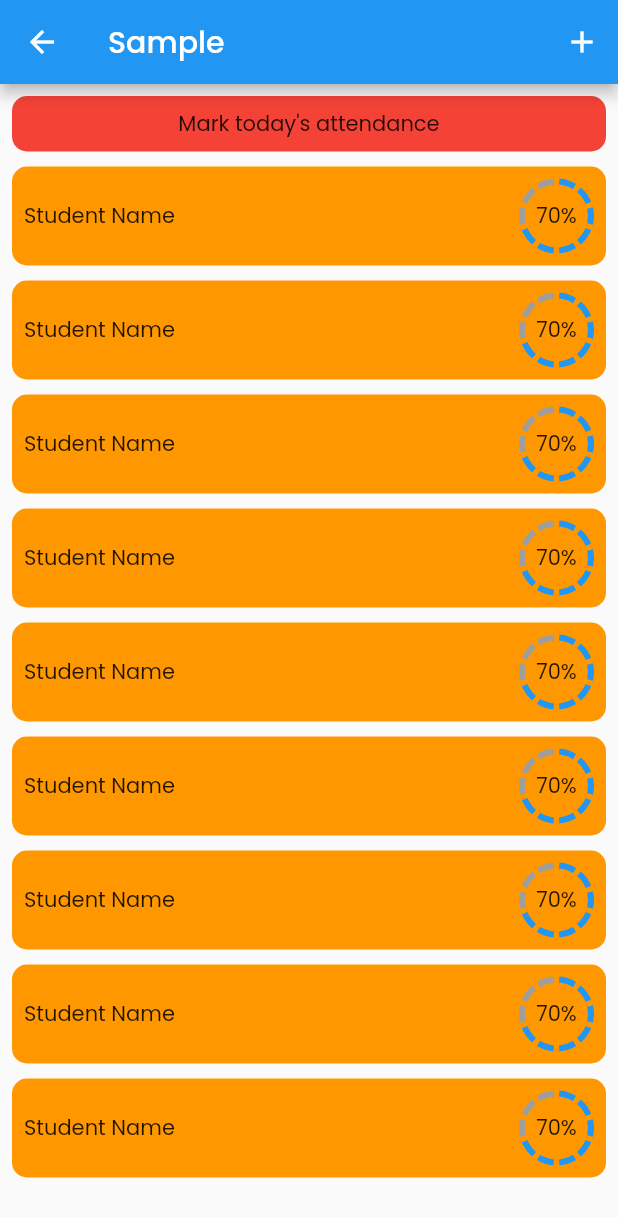
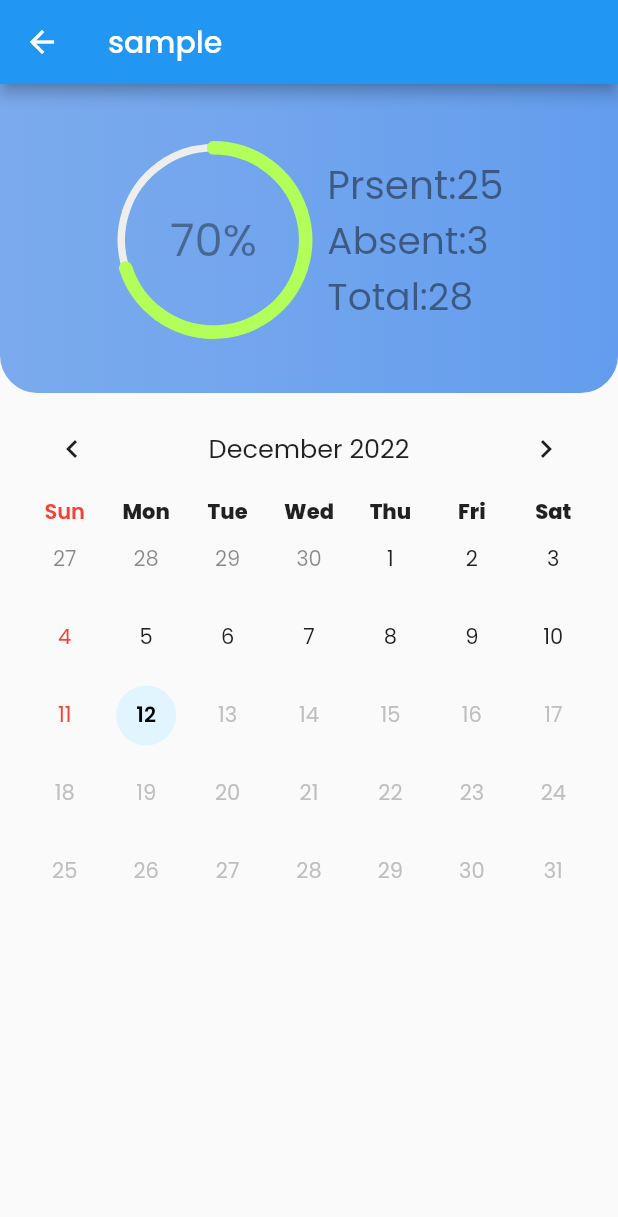
Before and after one commit to App-Sack/flutter-attendance-manager, a Flutter app: the StudentsListScreen screen opened by its route, after a tap on "Student Name", on a phone screen of 412 x 824 dp. Shown: the top 1217 px of the screen. Run offline on Flutter 3.47's test engine with Material 2 defaults, Android fonts, the phone set to English and light mode, and no system bars; drawn by our look-alikes of step_progress_indicator, table_calendar; our stand-ins replace flutter_custom_clippers, google_fonts, shared_preferences; accounts and stored records are empty.

Commit message:
Teacher calendar screen initial setup

```diff
--- a/lib/main.dart
+++ b/lib/main.dart
@@ -4,6 +4,7 @@ import 'package:attendance_manager/screens/student_screens/student_calendar_scre
 import 'package:attendance_manager/screens/teacher_screens/all_classes_screen.dart';
 import 'package:attendance_manager/screens/teacher_screens/attendance_marking_screen.dart';
 import 'package:attendance_manager/screens/teacher_screens/students_list_screen.dart';
+import 'package:attendance_manager/screens/teacher_screens/teacher_calendar_screen.dart';
 import 'package:flutter/material.dart';
 import 'package:google_fonts/google_fonts.dart';
 
@@ -27,7 +28,8 @@ class MyApp extends StatelessWidget {
         AllSubjectsScreen.routeName: (ctx) => AllSubjectsScreen(),
         AllClassesScreen.routeName:(ctx)=>AllClassesScreen(),
         StudentsListScreen.routeName:(ctx)=>StudentsListScreen(),
-        AttendanceMarkingScreen.routeName:(ctx)=>AttendanceMarkingScreen()
+        AttendanceMarkingScreen.routeName:(ctx)=>AttendanceMarkingScreen(),
+        TeacherCalenderScreen.routeName:(ctx)=>TeacherCalenderScreen()
       },
     );
   }
--- /dev/null
+++ b/lib/screens/teacher_screens/teacher_calendar_screen.dart
@@ -0,0 +1,107 @@
+import 'package:attendance_manager/widgets/teacher_calender.dart';
+import 'package:flutter/material.dart';
+import 'package:step_progress_indicator/step_progress_indicator.dart';
+
+class TeacherCalenderScreen extends StatelessWidget {
+  static const routeName='/teacher-calendar-screen';
+  const TeacherCalenderScreen({Key? key}) : super(key: key);
+
+  @override
+  Widget build(BuildContext context) {
+    return Scaffold(
+      appBar:AppBar(title: Text("sample"),),
+      body: Column(
+        mainAxisAlignment: MainAxisAlignment.start,
+        children: [
+          Container(
+              height: MediaQuery.of(context).size.height / 4,
+              decoration: const BoxDecoration(
+                  gradient: LinearGradient(
+                      colors: [Color(0xff7BABED), Color(0xFF649DED)],
+                      begin: Alignment.bottomLeft,
+                      end: Alignment.bottomRight),
+                  borderRadius: BorderRadius.only(
+                      bottomLeft: Radius.circular(25),
+                      bottomRight: Radius.circular(25))),
+              padding: EdgeInsets.only(left: 10, right: 10, top: 2),
+              child: Column(
+                children: [
+                  Expanded(
+                    flex: 4,
+                    child: Padding(
+                      padding: const EdgeInsets.all(8.0),
+                      child: Row(
+                        mainAxisAlignment: MainAxisAlignment.center,
+                        children: [
+                          CircularStepProgressIndicator(
+                            totalSteps: 10,
+                            currentStep: 7,
+                            //attendedPercentage.toInt(),
+                            stepSize: 5,
+                            selectedColor:Colors.lightGreenAccent.shade200,
+                            // attendedPercentage > requiredAttendance / 10
+                            //     ? Colors.lightGreenAccent.shade200
+                            //     : Colors.redAccent.shade200,
+                            unselectedColor: Colors.grey[200],
+                            padding: 0,
+                            width: MediaQuery.of(context).size.height*0.16,
+                            height: MediaQuery.of(context).size.height*0.16,
+                            selectedStepSize: 9,
+                            roundedCap: (_, __) => true,
+                            child: const Center(
+                              child: Text(
+                                "70%",
+                                //"${(attendedPercentage * 10).toStringAsFixed(0)}%",
+                                style: TextStyle(
+                                    fontSize: 30, color: Colors.black38),
+                              ),
+                            ),
+                          ),
+                          const SizedBox(
+                            width: 10,
+                          ),
+                          Column(
+                            crossAxisAlignment: CrossAxisAlignment.start,
+                            mainAxisAlignment: MainAxisAlignment.center,
+                            children: const [
+                              Text(
+                                "Prsent:25",
+                                //"Present: ${subject.present}",
+                                style: TextStyle(
+                                    fontSize: 26, color: Colors.black45),
+                              ),
+                              Text(
+                                "Absent:3",
+                                //"Absent: ${subject.absent}",
+                                style: TextStyle(
+                                    fontSize: 25, color: Colors.black45),
+                              ),
+                              Text(
+                                "Total:28",
+                                //"Total: ${subject.absent + subject.present}",
+                                style: TextStyle(
+                                    fontSize: 25, color: Colors.black45),
+                              ),
+                            ],
+                          ),
+                        ],
+                      ),
+                    ),
+                  ),
+                  // Divider(),
+                  // Expanded(
+                  //   flex: 1,
+                  //   child: AttendanceSuggestion(
+                  //       subject.present, subject.absent, requiredAttendance),
+                  // ),
+                ],
+              )),
+          Padding(
+            padding: const EdgeInsets.symmetric(horizontal: 16, vertical: 5),
+            child: TeacherCalendar(),
+          ),
+        ],
+      ),
+    );
+  }
+}
--- a/lib/widgets/student_tile.dart
+++ b/lib/widgets/student_tile.dart
@@ -1,3 +1,4 @@
+import 'package:attendance_manager/screens/teacher_screens/teacher_calendar_screen.dart';
 import 'package:flutter/material.dart';
 import 'package:step_progress_indicator/step_progress_indicator.dart';
 
@@ -8,7 +9,7 @@ class StudentTile extends StatelessWidget {
   Widget build(BuildContext context) {
     return InkWell(
       onTap: (){
-        //Navigator.pushNamed(context, SubjectCalendarScreen.routeName);
+        Navigator.pushNamed(context, TeacherCalenderScreen.routeName);
       },
       child: Container(
         width: double.infinity,
--- /dev/null
+++ b/lib/widgets/teacher_calender.dart
@@ -0,0 +1,164 @@
+import 'package:flutter/material.dart';
+import 'package:intl/intl.dart';
+import 'package:table_calendar/table_calendar.dart';
+
+class TeacherCalendar extends StatefulWidget {
+  const TeacherCalendar({Key? key}) : super(key: key);
+
+  @override
+  State<TeacherCalendar> createState() => _TeacherCalendarState();
+}
+
+class _TeacherCalendarState extends State<TeacherCalendar> {
+
+  List _getEvents(BuildContext context, DateTime day) {
+    List events = [];
+    //final subject = Provider.of<Subjects>(context).findById(widget.subId);
+    final String thisDay = DateFormat('dd-MM-yyyy').format(day);
+
+    // subject.presentEvents.where((e) => e == thisDay).forEach((e) {
+    //   events.add('p');
+    // });
+    // subject.absentEvents.where((e) => e == thisDay).forEach((e) {
+    //   events.add('a');
+    // });
+    // subject.noClassEvents.where((e) => e == thisDay).forEach((e) {
+    //   events.add('n');
+    // });
+
+    return events;
+  }
+
+  void _addEventOnTap(DateTime d) {
+    showDialog(
+        context: context,
+        builder: (_) {
+          //final subject = Provider.of<Subjects>(context).findById(widget.subId);
+          final date = DateFormat('dd-MM-yyyy').format(d);
+          return AlertDialog(
+            title: Text(DateFormat('EE, MMM d').format(d)),
+            content: Text("Set/Reset Attendance for subject name"),
+            //Text("Set/Reset Attendance for ${subject.title} ?"),
+            actions: [
+              Row(
+                mainAxisAlignment: MainAxisAlignment.spaceAround,
+                mainAxisSize: MainAxisSize.max,
+                children: [
+                  Container(
+                    child: ElevatedButton(
+                      onPressed: () {
+                        setState(() {
+                          print("Present");
+
+                          //subject.addPresentEvent(date);
+                        });
+                        Navigator.of(context).pop();
+                      },
+                      child: Text(
+                        "Present",
+                        style: TextStyle(
+                            color: Colors.black, fontWeight: FontWeight.w700),
+                      ),
+                      style: ElevatedButton.styleFrom(
+                          primary: Colors.green, padding: EdgeInsets.all(8)),
+                    ),
+                  ),
+                  ElevatedButton(
+                    onPressed: () {
+                      setState(() {
+                        print("absent");
+                        //subject.addAbsentEvent(date);
+                      });
+                      Navigator.of(context).pop();
+                    },
+                    child: Text(
+                      "Absent",
+                      style: TextStyle(
+                          color: Colors.black, fontWeight: FontWeight.w700),
+                    ),
+                    style: ElevatedButton.styleFrom(
+                        primary: Colors.red, padding: EdgeInsets.all(8)),
+                  ),
+                  ElevatedButton(
+                    onPressed: () {
+                      setState(() {
+                        print("clear all");
+                      }
+                        //subject.clearAllEventsOnDay(date);
+
+                      );
+                      Navigator.of(context).pop();
+                    },
+                    child: Text(
+                      "Reset",
+                      style: TextStyle(color: Colors.white),
+                    ),
+                    style: ElevatedButton.styleFrom(
+                        primary: Colors.black, padding: EdgeInsets.all(8)),
+                  ),
+                ],
+              ),
+            ],
+          );
+        });
+  }
+  @override
+  Widget build(BuildContext context) {
+    return TableCalendar(
+      focusedDay: DateTime.now(),
+      firstDay: DateTime.utc(
+        2022,
+      ),
+      lastDay: DateTime.now(),
+      daysOfWeekStyle: DaysOfWeekStyle(
+          weekdayStyle: TextStyle(fontWeight: FontWeight.w800),
+          weekendStyle:
+          TextStyle(color: Colors.red, fontWeight: FontWeight.w600)),
+      weekendDays: [DateTime.sunday],
+      headerStyle: HeaderStyle(
+        formatButtonVisible: false,
+        titleCentered: true,
+      ),
+      calendarStyle: CalendarStyle(
+        outsideTextStyle: TextStyle(color: Colors.black45),
+        weekendTextStyle: TextStyle(color: Colors.red),
+        selectedTextStyle: TextStyle(color: Colors.white),
+        //defaultTextStyle: TextStyle(color: Colors.white),
+        todayDecoration: BoxDecoration(
+            color: Colors.lightBlue.shade50, shape: BoxShape.circle),
+        todayTextStyle:
+        TextStyle(color: Colors.black, fontWeight: FontWeight.w600),
+      ),
+      eventLoader: (day) => _getEvents(context, day),
+      calendarBuilders:
+      CalendarBuilders(markerBuilder: (context, date, events) {
+        return ListView(
+          shrinkWrap: true,
+          scrollDirection: Axis.horizontal,
+          children: events.map((event) {
+            String e = event.toString();
+            Color cor;
+            if (e == "p")
+              cor = Colors.lightGreenAccent;
+            else if (e == 'a')
+              cor = Colors.red;
+            else
+              cor = Colors.yellow;
+            return Align(
+              alignment: Alignment.bottomCenter,
+              child: Container(
+                decoration: BoxDecoration(shape: BoxShape.circle, color: cor),
+                width: 7.0,
+                height: 7.0,
+                margin: const EdgeInsets.symmetric(horizontal: 1.5),
+              ),
+            );
+          }).toList(),
+        );
+      }),
+      onDaySelected: (a, b) {
+        _addEventOnTap(a);
+      },
+    );
+  }
+}
```
